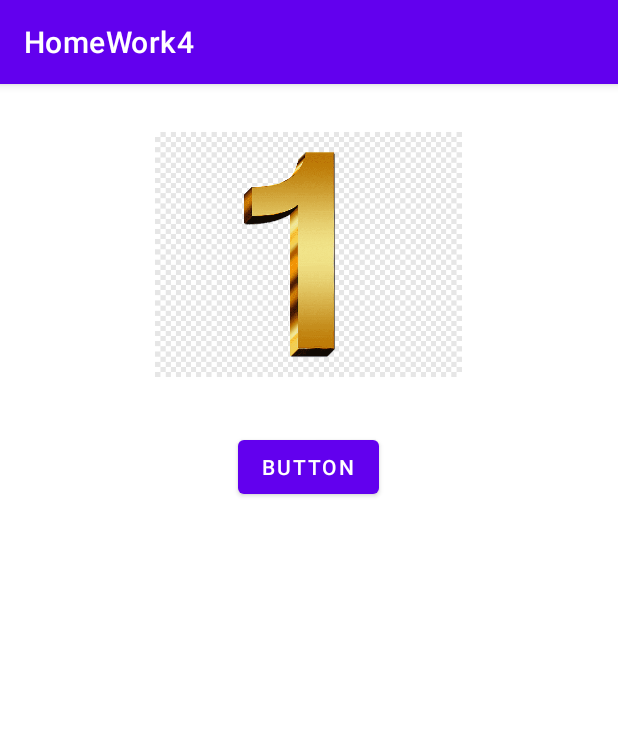
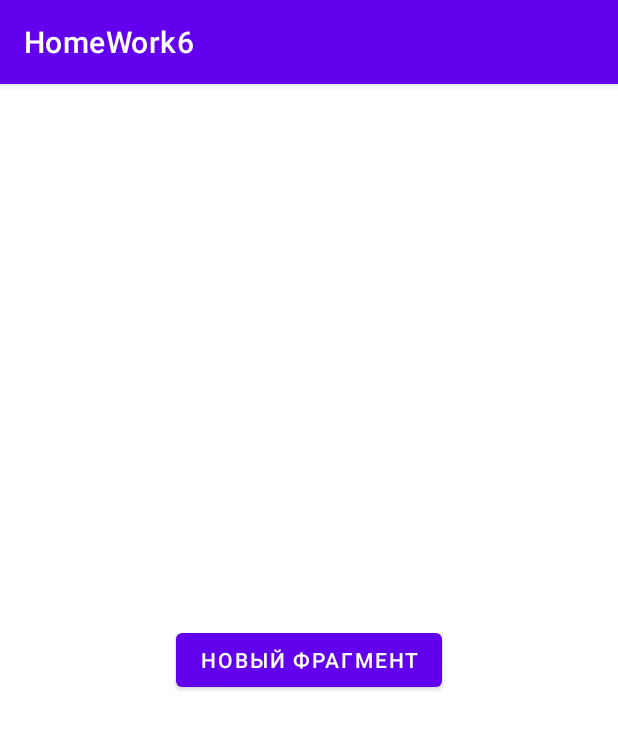
Before and after one commit to Yuri-Il/HomeWork4, an Android app: the screen it shows after launch (MainActivity), on a phone screen of 412 x 824 dp. Shown: the top 729 px of the screen. Run offline under Robolectric (Android 15) with nearby library versions, the phone set to English and light mode, and no system bars.

Commit message:
Homework 6 done

```diff
--- a/app/build.gradle
+++ b/app/build.gradle
@@ -50,8 +50,11 @@ dependencies {
 
     implementation 'androidx.core:core-ktx:1.7.0'
     implementation 'androidx.appcompat:appcompat:1.4.1'
+    implementation 'androidx.fragment:fragment-ktx:1.4.1'
     implementation 'com.google.android.material:material:1.5.0'
     implementation 'androidx.constraintlayout:constraintlayout:2.1.3'
+    implementation 'androidx.legacy:legacy-support-v4:1.0.0'
+    implementation("androidx.recyclerview:recyclerview:1.2.1")
     testImplementation 'junit:junit:4.13.2'
     androidTestImplementation 'androidx.test.ext:junit:1.1.3'
     androidTestImplementation 'androidx.test.espresso:espresso-core:3.4.0'
--- a/app/src/main/AndroidManifest.xml
+++ b/app/src/main/AndroidManifest.xml
@@ -1,7 +1,7 @@
 <?xml version="1.0" encoding="utf-8"?>
 <manifest xmlns:android="http://schemas.android.com/apk/res/android"
     package="com.example.homework4">
-
+    <uses-permission android:name="android.permission.READ_CONTACTS" />
     <application
         android:allowBackup="true"
         android:icon="@mipmap/ic_launcher"
--- /dev/null
+++ b/app/src/main/java/com/example/homework4/Contact.kt
@@ -0,0 +1,5 @@
+package com.example.homework4
+
+class Contact{
+    lateinit var name: String
+}
--- a/app/src/main/res/layout/activity_main.xml
+++ b/app/src/main/res/layout/activity_main.xml
@@ -6,28 +6,26 @@
     android:layout_height="match_parent"
     tools:context="com.example.homework4.MainActivity">
 
-    <ImageView
-        android:id="@+id/imageViewId"
-        android:layout_width="262dp"
-        android:layout_height="163dp"
-        android:layout_marginTop="32dp"
-        android:contentDescription="@string/number"
+
+    <Button
+        android:id="@+id/buttonToFragment"
+        android:layout_width="wrap_content"
+        android:layout_height="wrap_content"
+        android:text="@string/new_fragment"
+        app:layout_constraintBottom_toBottomOf="parent"
         app:layout_constraintEnd_toEndOf="parent"
-        app:layout_constraintHorizontal_bias="0.496"
         app:layout_constraintStart_toStartOf="parent"
         app:layout_constraintTop_toTopOf="parent"
-        app:srcCompat="@drawable/one" />
+        app:layout_constraintVertical_bias="0.5"/>
 
-    <Button
-        android:id="@+id/buttonId"
-        android:layout_width="wrap_content"
-        android:layout_height="wrap_content"
-        android:layout_marginTop="36dp"
-        android:onClick="openSecondActivity"
-        android:text="@string/button"
+    <androidx.fragment.app.FragmentContainerView
+        android:id="@+id/fragmentContainerView"
+        android:layout_width="match_parent"
+        android:layout_height="0dp"
+        app:layout_constraintBottom_toBottomOf="parent"
         app:layout_constraintEnd_toEndOf="parent"
-        app:layout_constraintHorizontal_bias="0.498"
         app:layout_constraintStart_toStartOf="parent"
-        app:layout_constraintTop_toBottomOf="@+id/imageViewId" />
+        app:layout_constraintTop_toTopOf="parent" />
+
 
 </androidx.constraintlayout.widget.ConstraintLayout>
--- a/app/src/main/res/values/strings.xml
+++ b/app/src/main/res/values/strings.xml
@@ -1,8 +1,10 @@
 <resources>
-    <string name="app_name" translatable="false">HomeWork4</string>
+    <string name="app_name" translatable="false">HomeWork6</string>
     <string name="button">Button</string>
     <string name="number">number</string>
     <string name="one">ONE</string>
     <string name="two">TWO</string>
     <string name="three">THREE</string>
+    <string name="get_contacts" translatable="false">Получить контакты</string>
+    <string name="new_fragment" translatable="false">Новый фрагмент</string>
 </resources>
```
Also changed, not shown: app/src/main/java/com/example/homework4/ContactAdapter.kt (added, +28 -0 lines), app/src/main/java/com/example/homework4/ContactsFragment.kt (added, +96 -0 lines), app/src/main/java/com/example/homework4/MainActivity.kt (+36 -20 lines), app/src/main/res/layout/contact_item.xml (added, +21 -0 lines), app/src/main/res/layout/fragment_contacts.xml (added, +30 -0 lines).
